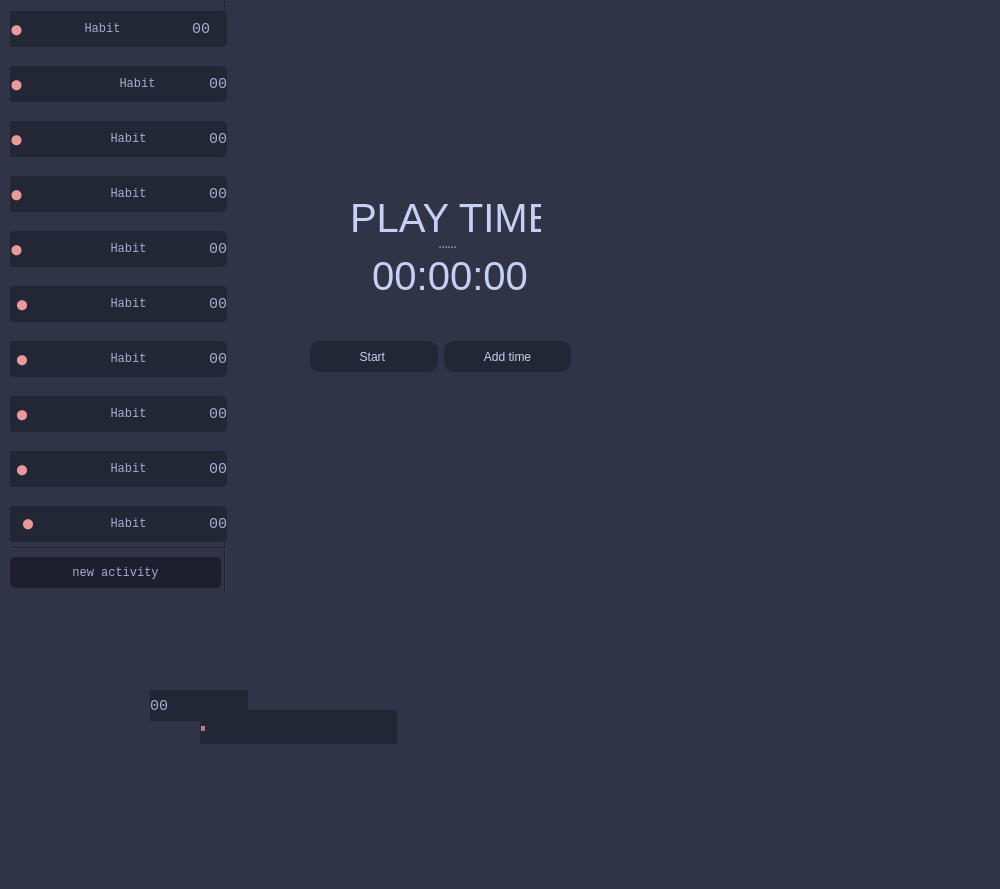
Old version of the form mainwind.ui in the repository gluoniuum/TimeInRep.
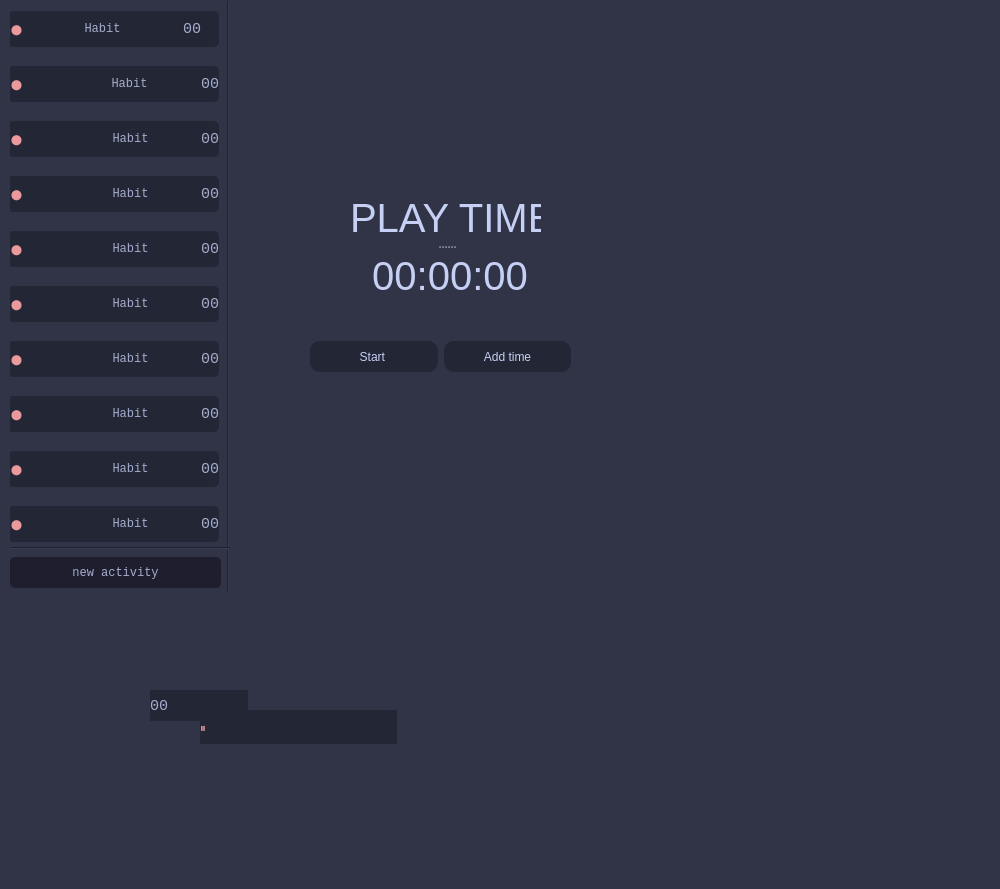
New version of the form.

Commit message: design, bla bla bla, and start_butt status upgrage 0.99.02

```diff
--- a/mainwind.ui
+++ b/mainwind.ui
@@ -113,7 +113,7 @@
     <widget class="Line" name="line_2">
      <property name="geometry">
       <rect>
-       <x>210</x>
+       <x>213</x>
        <y>0</y>
        <width>10</width>
        <height>620</height>
@@ -201,7 +201,7 @@
     <widget class="Line" name="line_3">
      <property name="geometry">
       <rect>
-       <x>-5</x>
+       <x>0</x>
        <y>546</y>
        <width>220</width>
        <height>3</height>
@@ -216,8 +216,8 @@
       <rect>
        <x>-2</x>
        <y>10</y>
-       <width>219</width>
-       <height>603</height>
+       <width>211</width>
+       <height>521</height>
       </rect>
      </property>
      <layout class="QVBoxLayout" name="verticalLayout" stretch="0,0,0,0,0,0,0,0,0,5">
@@ -260,9 +260,15 @@
         </item>
         <item>
          <widget class="QPushButton" name="habit_2">
+          <property name="sizePolicy">
+           <sizepolicy hsizetype="MinimumExpanding" vsizetype="Fixed">
+            <horstretch>0</horstretch>
+            <verstretch>0</verstretch>
+           </sizepolicy>
+          </property>
           <property name="minimumSize">
            <size>
-            <width>161</width>
+            <width>143</width>
             <height>36</height>
            </size>
           </property>
@@ -287,7 +293,7 @@
           </property>
           <property name="minimumSize">
            <size>
-            <width>40</width>
+            <width>0</width>
             <height>36</height>
            </size>
           </property>
@@ -426,9 +432,15 @@
         </item>
         <item>
          <widget class="QPushButton" name="habit_4">
+          <property name="sizePolicy">
+           <sizepolicy hsizetype="MinimumExpanding" vsizetype="Fixed">
+            <horstretch>0</horstretch>
+            <verstretch>0</verstretch>
+           </sizepolicy>
+          </property>
           <property name="minimumSize">
            <size>
-            <width>161</width>
+            <width>141</width>
             <height>36</height>
            </size>
           </property>
@@ -506,9 +518,15 @@
         </item>
         <item>
          <widget class="QPushButton" name="habit_5">
+          <property name="sizePolicy">
+           <sizepolicy hsizetype="MinimumExpanding" vsizetype="Fixed">
+            <horstretch>0</horstretch>
+            <verstretch>0</verstretch>
+           </sizepolicy>
+          </property>
           <property name="minimumSize">
            <size>
-            <width>161</width>
+            <width>141</width>
             <height>36</height>
            </size>
           </property>
@@ -586,9 +604,15 @@
         </item>
         <item>
          <widget class="QPushButton" name="habit_6">
+          <property name="sizePolicy">
+           <sizepolicy hsizetype="MinimumExpanding" vsizetype="Fixed">
+            <horstretch>0</horstretch>
+            <verstretch>0</verstretch>
+           </sizepolicy>
+          </property>
           <property name="minimumSize">
            <size>
-            <width>161</width>
+            <width>141</width>
             <height>36</height>
            </size>
           </property>
@@ -660,15 +684,21 @@
 border-bottom-left-radius: 5%;</string>
           </property>
           <property name="text">
-           <string>   ⬤</string>
+           <string> ⬤</string>
           </property>
          </widget>
         </item>
         <item>
          <widget class="QPushButton" name="habit_7">
+          <property name="sizePolicy">
+           <sizepolicy hsizetype="MinimumExpanding" vsizetype="Fixed">
+            <horstretch>0</horstretch>
+            <verstretch>0</verstretch>
+           </sizepolicy>
+          </property>
           <property name="minimumSize">
            <size>
-            <width>161</width>
+            <width>141</width>
             <height>36</height>
            </size>
           </property>
@@ -740,15 +770,21 @@
 border-bottom-left-radius: 5%;</string>
           </property>
           <property name="text">
-           <string>   ⬤</string>
+           <string> ⬤</string>
           </property>
          </widget>
         </item>
         <item>
          <widget class="QPushButton" name="habit_8">
+          <property name="sizePolicy">
+           <sizepolicy hsizetype="MinimumExpanding" vsizetype="Fixed">
+            <horstretch>0</horstretch>
+            <verstretch>0</verstretch>
+           </sizepolicy>
+          </property>
           <property name="minimumSize">
            <size>
-            <width>161</width>
+            <width>141</width>
             <height>36</height>
            </size>
           </property>
@@ -820,15 +856,21 @@
 border-bottom-left-radius: 5%;</string>
           </property>
           <property name="text">
-           <string>   ⬤</string>
+           <string> ⬤</string>
           </property>
          </widget>
         </item>
         <item>
          <widget class="QPushButton" name="habit_9">
+          <property name="sizePolicy">
+           <sizepolicy hsizetype="MinimumExpanding" vsizetype="Fixed">
+            <horstretch>0</horstretch>
+            <verstretch>0</verstretch>
+           </sizepolicy>
+          </property>
           <property name="minimumSize">
            <size>
-            <width>161</width>
+            <width>141</width>
             <height>36</height>
            </size>
           </property>
@@ -900,15 +942,21 @@
 border-bottom-left-radius: 5%;</string>
           </property>
           <property name="text">
-           <string>   ⬤</string>
+           <string> ⬤</string>
           </property>
          </widget>
         </item>
         <item>
          <widget class="QPushButton" name="habit_10">
+          <property name="sizePolicy">
+           <sizepolicy hsizetype="MinimumExpanding" vsizetype="Fixed">
+            <horstretch>0</horstretch>
+            <verstretch>0</verstretch>
+           </sizepolicy>
+          </property>
           <property name="minimumSize">
            <size>
-            <width>161</width>
+            <width>141</width>
             <height>36</height>
            </size>
           </property>
@@ -980,15 +1028,21 @@
 border-bottom-left-radius: 5%;</string>
           </property>
           <property name="text">
-           <string>&lt;html&gt;&lt;head/&gt;&lt;body&gt;&lt;p align=&quot;center&quot;&gt;⬤&lt;/p&gt;&lt;/body&gt;&lt;/html&gt;</string>
+           <string> ⬤</string>
           </property>
          </widget>
         </item>
         <item>
          <widget class="QPushButton" name="habit_11">
+          <property name="sizePolicy">
+           <sizepolicy hsizetype="MinimumExpanding" vsizetype="Fixed">
+            <horstretch>0</horstretch>
+            <verstretch>0</verstretch>
+           </sizepolicy>
+          </property>
           <property name="minimumSize">
            <size>
-            <width>161</width>
+            <width>141</width>
             <height>36</height>
            </size>
           </property>
```
The commit also changes 2 other files.
